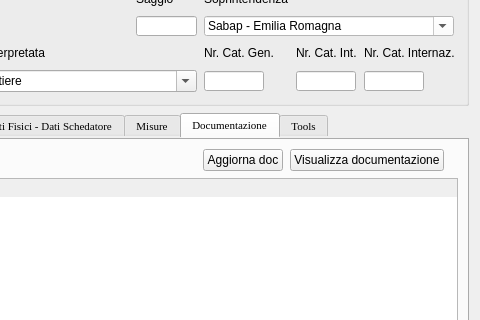
pyarchinit/pyarchinit, file gui/ui/US_USM.ui: the form before one commit; both pictures show x 486 to 966 and y 202 to 522 of the 966 by 819 pixel window.
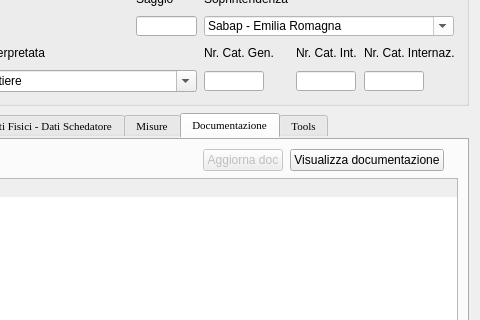
The form after the commit. The open tabs and pages were chosen to show the change. Icons and pictures are not drawn. Custom widgets are drawn as their Qt base class.

Diff of the .ui file:
```diff
--- a/gui/ui/US_USM.ui
+++ b/gui/ui/US_USM.ui
@@ -4424,6 +4424,9 @@
          </item>
          <item>
           <widget class="QPushButton" name="pushButton">
+           <property name="enabled">
+            <bool>false</bool>
+           </property>
            <property name="minimumSize">
             <size>
              <width>0</width>
```
Left out of the diff: 2 changed lines with no effect on the pictures.
